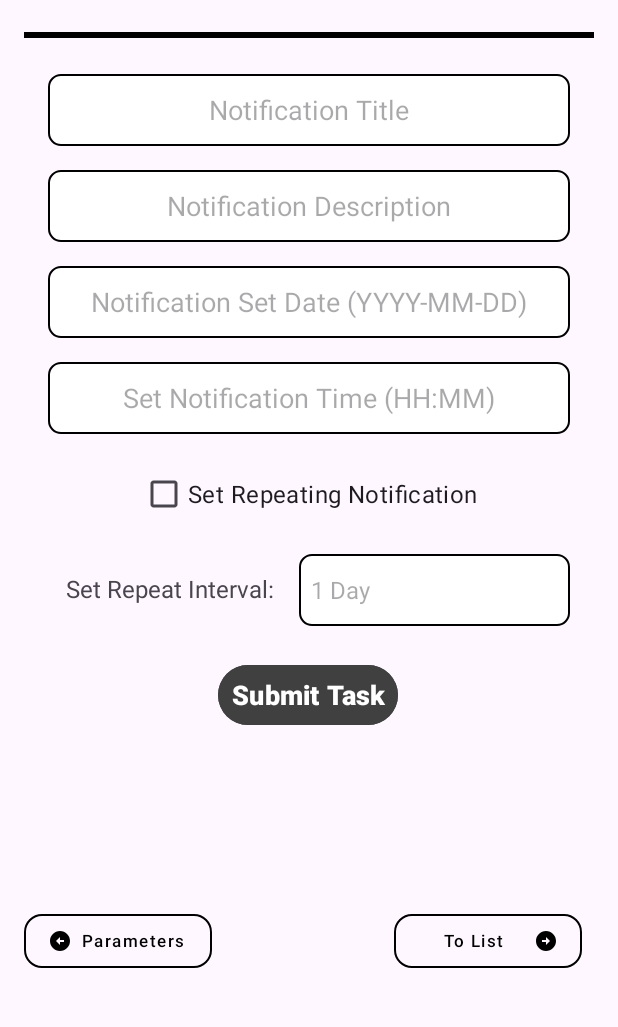
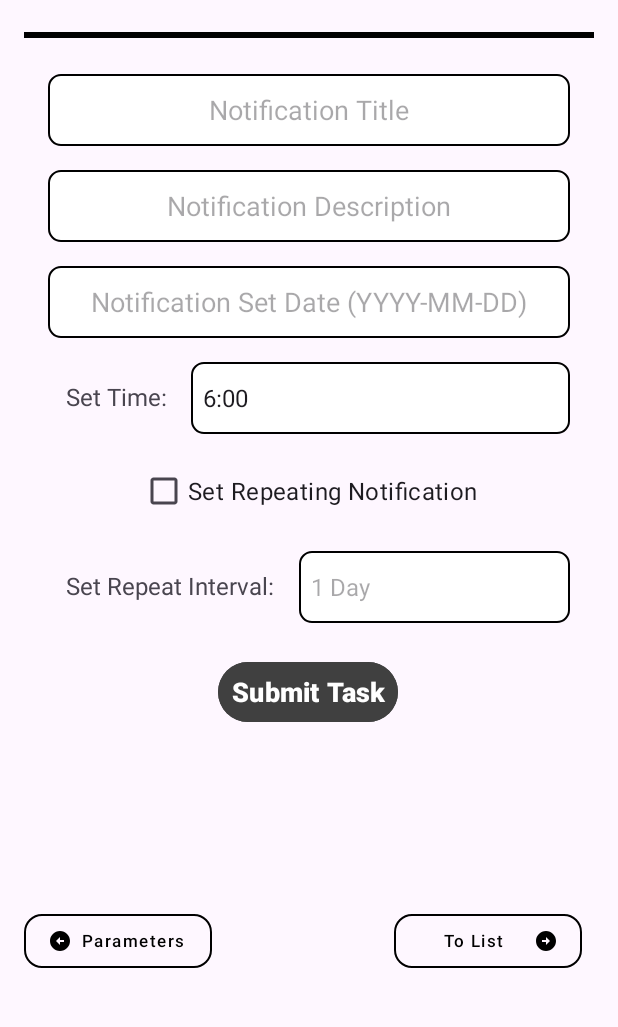
Before and after one commit to ian544/Deadline, an Android app: the fragment NotificationsFragment shown on its own in the app's theme, on a phone screen of 412 x 824 dp, the part 172-1199 px from its top. Run offline under Robolectric (Android 15) with nearby library versions, the phone set to English and light mode, and no system bars; 1 statement that could not run was skipped.

Commit message:
Bug fixing for Add/Edit task flow
Fixed bugs with Title and Data transfer, Date passing to viewModel, Changed time picker to spinner.

```diff
--- a/DeadlineSketch_241124/DeadlineSketch/app/src/main/AndroidManifest.xml
+++ b/DeadlineSketch_241124/DeadlineSketch/app/src/main/AndroidManifest.xml
@@ -6,9 +6,9 @@
         android:allowBackup="true"
         android:dataExtractionRules="@xml/data_extraction_rules"
         android:fullBackupContent="@xml/backup_rules"
-        android:icon="@mipmap/ic_launcher"
+        android:icon="@drawable/ic_launcher_round"
         android:label="@string/app_name"
-        android:roundIcon="@mipmap/ic_launcher_round"
+        android:roundIcon="@drawable/ic_launcher_round"
         android:supportsRtl="true"
         android:theme="@style/Theme.DeadlineSketch"
         tools:targetApi="31">
--- a/DeadlineSketch_241124/DeadlineSketch/app/src/main/java/ca/unb/mobiledev/deadlinesketch/NotificationsFragment.kt
+++ b/DeadlineSketch_241124/DeadlineSketch/app/src/main/java/ca/unb/mobiledev/deadlinesketch/NotificationsFragment.kt
@@ -34,10 +34,11 @@ class NotificationsFragment : Fragment() {
     private lateinit var notifTitle: EditText
     private lateinit var notifDesc: EditText
     private lateinit var notifDate: EditText
-    private lateinit var notifTime: EditText
+    private lateinit var notifTime: Spinner
     private lateinit var notifConfirmRepeating: CheckBox
     private lateinit var notifinterval: Spinner
     private var positionInterval: Int = -1
+    private var timePosition: Int = -1
 
     override fun onAttach(context: Context) {
         super.onAttach(context)
@@ -71,9 +72,16 @@ class NotificationsFragment : Fragment() {
         notifTitle = view.findViewById(R.id.notificationTitle)
         notifDesc = view.findViewById(R.id.notificationdescription)
         notifDate = view.findViewById(R.id.notificationSetDate)
-        notifTime = view.findViewById(R.id.notificationTime)
+        notifTime = view.findViewById(R.id.time_spinner)
         notifConfirmRepeating = view.findViewById(R.id.notificationcheckBox)
         notifinterval = view.findViewById(R.id.list_spinner)
+
+        val timeList = arrayOf("6:00", "6:30", "7:00", "7:30", "8:00", "8:30", "9:00", "9:30", "10:00",
+            "10:30", "11:00", "11:30", "12:00", "12:30", "13:00", "13:30", "14:00", "14:30", "15:00", "15:30",
+            "16:00", "16:30", "17:00", "17:30", "18:00", "18:30", "19:00", "20:00", "20:30", "21:00", "21:30", "22:00")
+        val timeAdapter = ArrayAdapter(requireContext(), android.R.layout.simple_spinner_item, timeList)
+        timeAdapter.setDropDownViewResource(android.R.layout.simple_spinner_dropdown_item)
+        notifTime.adapter = timeAdapter
 
         val intervals = arrayOf("1 Day", "2 Days", "3 Days", "4 Days", "5 Days","6 Days","7 Days")
         val intervalAdapter = ArrayAdapter(requireContext(), android.R.layout.simple_spinner_item, intervals)
@@ -117,9 +125,12 @@ class NotificationsFragment : Fragment() {
         }
 
         if(!viewModel.notifTime.isNullOrEmpty()){
-            notifTime.setText(viewModel.notifTime)
+            timePosition = timeAdapter.getPosition(viewModel.notifTime)
+            if(timePosition >= 0){
+                notifTime.setSelection(timePosition)
+            }
         }else{
-            notifTime.text = null
+            Log.i(TAG, "Invalid time selection.")
         }
 
         notifConfirmRepeating.isChecked = viewModel.notifConfirmRepeating
@@ -134,10 +145,15 @@ class NotificationsFragment : Fragment() {
         }
 
         notifDate.setOnClickListener { showDatePickerDialog() }
-        viewModel.notifDate = notifDate.toString()
 
-        notifTime.setOnClickListener { showTimePickerDialog() }
-        viewModel.notifTime = notifTime.toString()
+        notifTime.onItemSelectedListener = object : AdapterView.OnItemSelectedListener {
+            override fun onItemSelected(parent: AdapterView<*>, view: View, position: Int, id: Long) {
+                val selectedTime = parent.getItemAtPosition(position).toString()
+                viewModel.notifTime = selectedTime
+                Log.i(TAG,selectedTime)
+            }
+            override fun onNothingSelected(parent: AdapterView<*>) {}
+        }
 
         notifinterval.isEnabled = notifConfirmRepeating.isChecked
 
@@ -191,25 +207,10 @@ class NotificationsFragment : Fragment() {
         val datePickerDialog = DatePickerDialog(requireContext(), { _, selectedYear, selectedMonth, selectedDay ->
             val selectedDate = String.format("%04d-%02d-%02d", selectedYear, selectedMonth + 1, selectedDay)
             notifDate.setText(selectedDate)
+            viewModel.notifDate = selectedDate
         }, year, month, day)
         datePickerDialog.show()
     }
 
-    //Method causes fatal error; not sure why yet.
-    private fun showTimePickerDialog() {
-        val calendar = Calendar.getInstance()
-        val hour = calendar.get(Calendar.HOUR_OF_DAY)
-        val minute = calendar.get(Calendar.MINUTE)
-
-        val timePickerDialog = TimePickerDialog(requireContext(), { _, selectedHour, selectedMinute ->
-            val selectedTime = String.format("%02d:%02d", selectedHour, selectedMinute)
-            notifTime.setText(selectedTime)
-        }, hour, minute, true)
-
-        timePickerDialog.show()
-    }
-
-    companion object {
-        //fun newInstance() = NotificationsFragment()
-    }
+    companion object {}
 }
--- a/DeadlineSketch_241124/DeadlineSketch/app/src/main/java/ca/unb/mobiledev/deadlinesketch/TaskViewModel.kt
+++ b/DeadlineSketch_241124/DeadlineSketch/app/src/main/java/ca/unb/mobiledev/deadlinesketch/TaskViewModel.kt
@@ -25,8 +25,8 @@ class TaskViewModel : ViewModel() {
     var notifinterval: String? = null
     var isEditMode: Boolean = false
     var taskID: Int? = null
-    var create_FillFromDB: Boolean = true
-    var param_FillFromDB: Boolean = true
+    var created_Title: Boolean = false
+    var created_DueDate: Boolean = false
     //LiveData for observing task data; waiting for database integration
     var taskList: LiveData<List<Task>> = MutableLiveData()  //replace with repository info once available
     init {
--- a/DeadlineSketch_241124/DeadlineSketch/app/src/main/res/layout/fragment_notifications.xml
+++ b/DeadlineSketch_241124/DeadlineSketch/app/src/main/res/layout/fragment_notifications.xml
@@ -95,7 +95,7 @@
         app:layout_constraintStart_toStartOf="parent"
         app:layout_constraintTop_toBottomOf="@+id/notificationdescription" />
 
-    <EditText
+<!--    <EditText
         android:id="@+id/notificationTime"
         android:layout_width="0dp"
         android:layout_height="48dp"
@@ -111,7 +111,30 @@
         android:inputType="time"
         app:layout_constraintEnd_toEndOf="parent"
         app:layout_constraintStart_toStartOf="parent"
+        app:layout_constraintTop_toBottomOf="@+id/notificationSetDate" />-->
+
+    <TextView
+        android:id="@+id/textViewTime"
+        android:layout_width="wrap_content"
+        android:layout_height="wrap_content"
+        android:layout_marginStart="16dp"
+        android:layout_marginTop="16dp"
+        android:padding="12dp"
+        android:text="Set Time: "
+        android:textSize="16sp"
+        app:layout_constraintStart_toStartOf="parent"
         app:layout_constraintTop_toBottomOf="@+id/notificationSetDate" />
+
+    <Spinner
+        android:id="@+id/time_spinner"
+        android:layout_width="0dp"
+        android:layout_height="48dp"
+        android:layout_marginEnd="16dp"
+        android:spinnerMode="dropdown"
+        android:background="@drawable/rounded_title_border"
+        app:layout_constraintEnd_toEndOf="parent"
+        app:layout_constraintStart_toEndOf="@+id/textViewTime"
+        app:layout_constraintTop_toTopOf="@+id/textViewTime" />
 
     <com.google.android.material.button.MaterialButton
         android:id="@+id/ParamButton2"
@@ -200,6 +223,6 @@
         android:textSize="16sp"
         app:layout_constraintEnd_toEndOf="parent"
         app:layout_constraintStart_toStartOf="parent"
-        app:layout_constraintTop_toBottomOf="@+id/notificationTime" />
+        app:layout_constraintTop_toBottomOf="@+id/textViewTime" />
 
 </androidx.constraintlayout.widget.ConstraintLayout>
--- a/DeadlineSketch_241124/DeadlineSketch/app/src/main/res/layout/fragment_set_task_parameters.xml
+++ b/DeadlineSketch_241124/DeadlineSketch/app/src/main/res/layout/fragment_set_task_parameters.xml
@@ -19,7 +19,7 @@
         app:layout_constraintTop_toTopOf="parent" />
 
     <TextView
-        android:id="@+id/CreateTaskTitle"
+        android:id="@+id/Task_Parameters"
         android:layout_width="wrap_content"
         android:layout_height="wrap_content"
         android:layout_marginTop="32dp"
```
Also changed, not shown: DeadlineSketch_241124/DeadlineSketch/app/src/main/java/ca/unb/mobiledev/deadlinesketch/CreateTaskFragment.kt (+11 -9 lines), DeadlineSketch_241124/DeadlineSketch/app/src/main/java/ca/unb/mobiledev/deadlinesketch/SetTaskParametersFragment.kt (+24 -4 lines), DeadlineSketch_241124/DeadlineSketch/app/src/main/res/layout/fragment_ceate_task.xml (+9 -5 lines).
